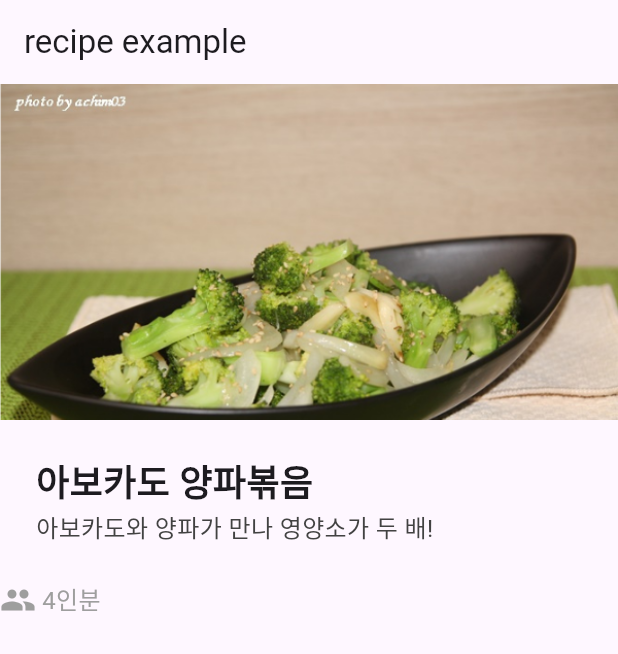
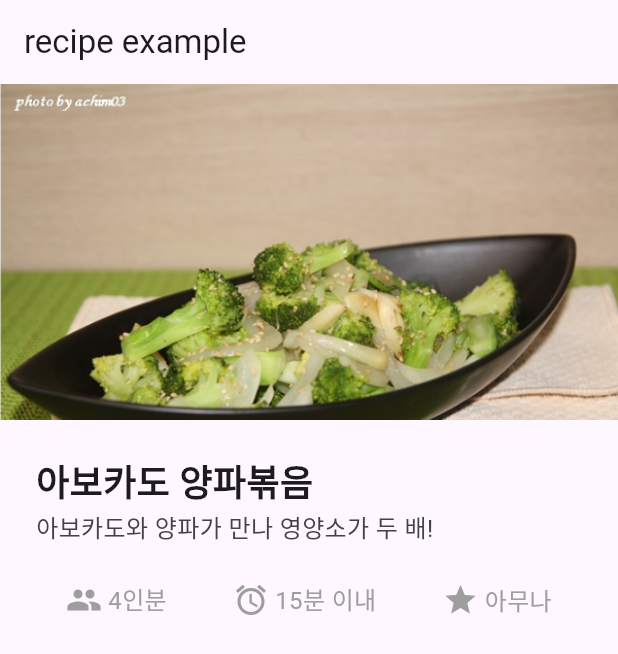
Before and after one commit to WJSNSeala/flutter_examples, a Flutter app: the screen it shows after launch, on a phone screen of 412 x 824 dp. Shown: the top 654 px of the screen. Run offline on Flutter 3.47's test engine with Material 3 defaults, Android fonts, the phone set to English and light mode, and no system bars.

Commit message:
buildIcon row 수정

```diff
--- a/recipe_sample/lib/main.dart
+++ b/recipe_sample/lib/main.dart
@@ -21,34 +21,36 @@ class MyHomePage extends StatelessWidget {
 
   @override
   Widget build(BuildContext context) {
-    Padding titleSection =  Padding(
+    Padding titleSection = Padding(
       padding: const EdgeInsets.all(24),
       child: Column(
         crossAxisAlignment: CrossAxisAlignment.stretch,
         children: [
           const Text("아보카도 양파볶음",
-              style:
-              TextStyle(fontWeight: FontWeight.bold, fontSize: 24)),
+              style: TextStyle(fontWeight: FontWeight.bold, fontSize: 24)),
           Text("아보카도와 양파가 만나 영양소가 두 배!",
               style: TextStyle(fontSize: 16, color: Colors.grey[800]))
         ],
       ),
     );
     Row iconSection = Row(
-      mainAxisAlignment: MainAxisAlignment.start,
+      mainAxisAlignment: MainAxisAlignment.spaceEvenly,
       children: [
-        Icon(Icons.people, color: Colors.grey,),
-        Container(
-          margin: const EdgeInsets.only(left: 4),
-          child: Text(
-            "4인분",
-            style: TextStyle(
-              fontSize: 16,
-              fontWeight: FontWeight.w400,
-              color: Colors.grey,
-            ),
-          ),
-        )
+        buildIconRow(
+          Icons.people,
+          '4인분',
+          Colors.grey,
+        ),
+        buildIconRow(
+          Icons.alarm,
+          '15분 이내',
+          Colors.grey,
+        ),
+        buildIconRow(
+          Icons.star,
+          '아무나',
+          Colors.grey,
+        ),
       ],
     );
 
@@ -59,10 +61,35 @@ class MyHomePage extends StatelessWidget {
       body: Column(
         children: [
           Image.asset('assets/image01.png'),
-         titleSection,
+          titleSection,
           iconSection,
         ],
       ),
     );
   }
+
+  Row buildIconRow(
+      IconData icon, String label, Color color
+      ) {
+    return Row(
+        mainAxisAlignment: MainAxisAlignment.start,
+        children: [
+          Icon(
+            icon,
+            color: color,
+          ),
+          Container(
+            margin: const EdgeInsets.only(left: 4),
+            child: Text(
+              label,
+              style: TextStyle(
+                fontSize: 16,
+                fontWeight: FontWeight.w400,
+                color: Colors.grey,
+              ),
+            ),
+          )
+        ],
+      );
+  }
 }
```
